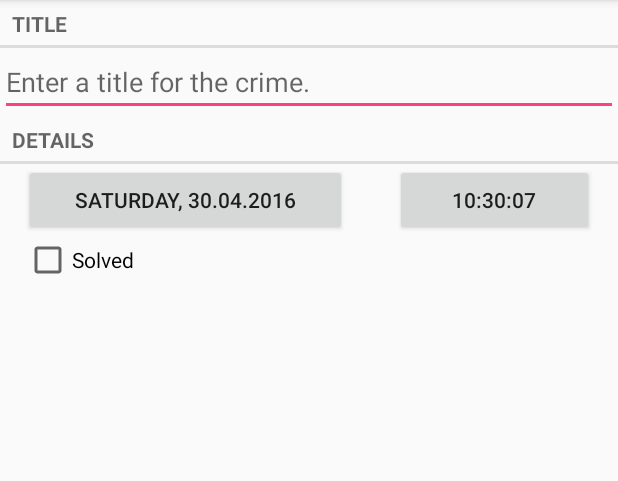
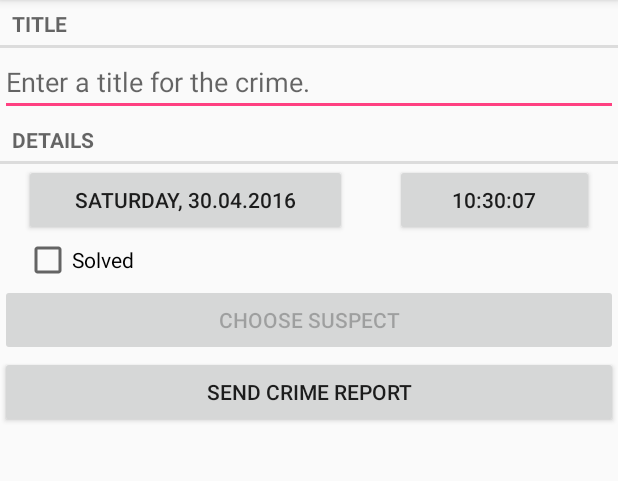
Before and after one commit to akniyev/the_big_nerd_ranch_android, an Android app: the screen it shows after launch (CrimePagerActivity), after a tap on "New Crime", on a phone screen of 412 x 824 dp, the part 84-565 px from its top. Run offline under Robolectric (Android 15) with nearby library versions, the phone set to English and light mode, and no system bars.

Commit message:
chapter 15 completed (without challanges)

```diff
--- a/project03_chapter3/CriminalIntent/app/src/main/java/com/bignerdranch/android/criminalintent/Crime.java
+++ b/project03_chapter3/CriminalIntent/app/src/main/java/com/bignerdranch/android/criminalintent/Crime.java
@@ -11,6 +11,7 @@
     private String mTitle;
     private Date mDate;
     private boolean mSolved;
+    private String mSuspect;
 
     public UUID getId() {
         return mId;
@@ -22,6 +23,14 @@
 
     public void setTitle(String title) {
         mTitle = title;
+    }
+
+    public String getSuspect() {
+        return mSuspect;
+    }
+
+    public void setSuspect(String mSuspect) {
+        this.mSuspect = mSuspect;
     }
 
     public Crime() {
--- a/project03_chapter3/CriminalIntent/app/src/main/java/com/bignerdranch/android/criminalintent/CrimeFragment.java
+++ b/project03_chapter3/CriminalIntent/app/src/main/java/com/bignerdranch/android/criminalintent/CrimeFragment.java
@@ -2,7 +2,11 @@
 
 import android.app.Activity;
 import android.content.Intent;
+import android.content.pm.PackageManager;
+import android.database.Cursor;
+import android.net.Uri;
 import android.os.Bundle;
+import android.provider.ContactsContract;
 import android.support.annotation.Nullable;
 import android.support.v4.app.Fragment;
 import android.support.v4.app.FragmentManager;
@@ -35,12 +39,15 @@
 
     private static final int REQUEST_DATE = 0;
     private static final int REQUEST_TIME = 1;
+    private static final int REQUEST_CONTACT = 2;
 
     private Crime mCrime;
     private EditText mTitleField;
     private Button mDateButton;
     private Button mTimeButton;
     private CheckBox mSolvedCheckbox;
+    private Button mReportButton;
+    private Button mSuspectButton;
 
     public static CrimeFragment newInstance(UUID crimeId) {
         Bundle args = new Bundle();
@@ -63,6 +70,28 @@
         SimpleDateFormat tf = new SimpleDateFormat("HH:mm:ss");
         mDateButton.setText(df.format(mCrime.getDate()));
         mTimeButton.setText(tf.format(mCrime.getDate()));
+    }
+
+    private String getCrimeReport() {
+        String solvedString = null;
+        if (mCrime.isSolved()) {
+            solvedString = getString(R.string.crime_report_solved);
+        } else {
+            solvedString = getString(R.string.crime_report_unsolved);
+        }
+        String dateFormat = "EEE, MMM dd";
+        String dateString = android.text.format.DateFormat.format(dateFormat, mCrime.getDate()).toString();
+
+        String suspect = mCrime.getSuspect();
+        if (suspect == null) {
+            suspect = getString(R.string.crime_report_no_suspect);
+        } else {
+            suspect = getString(R.string.crime_report_suspect, suspect);
+        }
+
+        String report = getString(R.string.crime_report, mCrime.getTitle(), dateString, solvedString, suspect);
+
+        return report;
     }
 
     @Nullable
@@ -90,6 +119,19 @@
                 TimePickerFragment dialog = TimePickerFragment.newInstance(mCrime.getDate());
                 dialog.setTargetFragment(CrimeFragment.this, REQUEST_TIME);
                 dialog.show(manager, DIALOG_TIME);
+            }
+        });
+
+        mReportButton = (Button)v.findViewById(R.id.crime_report);
+        mReportButton.setOnClickListener(new View.OnClickListener() {
+            @Override
+            public void onClick(View v) {
+                Intent i = new Intent(Intent.ACTION_SEND);
+                i.setType("text/plain");
+                i.putExtra(Intent.EXTRA_TEXT, getCrimeReport());
+                i.putExtra(Intent.EXTRA_SUBJECT, getString(R.string.crime_report_suspect));
+                i = Intent.createChooser(i, getString(R.string.send_report));
+                startActivity(i);
             }
         });
 
@@ -122,6 +164,25 @@
 
             }
         });
+
+        final Intent pickContact = new Intent(Intent.ACTION_PICK,
+                ContactsContract.Contacts.CONTENT_URI);
+        mSuspectButton = (Button) v.findViewById(R.id.crime_suspect);
+        mSuspectButton.setOnClickListener(new View.OnClickListener() {
+            @Override
+            public void onClick(View v) {
+                startActivityForResult(pickContact, REQUEST_CONTACT);
+            }
+        });
+
+        if (mCrime.getSuspect() != null) {
+            mSuspectButton.setText(mCrime.getSuspect());
+        }
+
+        PackageManager packageManager = getActivity().getPackageManager();
+        if (packageManager.resolveActivity(pickContact, PackageManager.MATCH_DEFAULT_ONLY) == null) {
+            mSuspectButton.setEnabled(false);
+        }
 
         return v;
     }
@@ -159,6 +220,28 @@
             mCrime.setDate(result);
         }
 
+        if (requestCode == REQUEST_CONTACT && data != null) {
+            Uri contactUri = data.getData();
+            String[] queryFields = new String[] {
+                    ContactsContract.Contacts.DISPLAY_NAME
+            };
+            Cursor c = getActivity().getContentResolver()
+                    .query(contactUri, queryFields, null, null, null);
+
+            try {
+                if (c.getCount() == 0) {
+                    return;
+                }
+
+                c.moveToFirst();
+                String suspect = c.getString(0);
+                mCrime.setSuspect(suspect);
+                mSuspectButton.setText(suspect);
+            } finally {
+                c.close();
+            }
+        }
+
         updateDateTime();
     }
 }
--- a/project03_chapter3/CriminalIntent/app/src/main/java/com/bignerdranch/android/criminalintent/CrimeLab.java
+++ b/project03_chapter3/CriminalIntent/app/src/main/java/com/bignerdranch/android/criminalintent/CrimeLab.java
@@ -45,6 +45,7 @@
         values.put(CrimeTable.Cols.TITLE, crime.getTitle());
         values.put(CrimeTable.Cols.DATE, crime.getDate().getTime());
         values.put(CrimeTable.Cols.SOLVED, crime.isSolved() ? 1 : 0);
+        values.put(CrimeTable.Cols.SUSPECT, crime.getSuspect());
 
         return values;
     }
--- a/project03_chapter3/CriminalIntent/app/src/main/java/com/bignerdranch/android/criminalintent/database/CrimeBaseHelper.java
+++ b/project03_chapter3/CriminalIntent/app/src/main/java/com/bignerdranch/android/criminalintent/database/CrimeBaseHelper.java
@@ -24,7 +24,8 @@
                 CrimeTable.Cols.UUID + ", " +
                 CrimeTable.Cols.TITLE + ", " +
                 CrimeTable.Cols.DATE + ", " +
-                CrimeTable.Cols.SOLVED +
+                CrimeTable.Cols.SOLVED + ", " +
+                CrimeTable.Cols.SUSPECT +
                 ")"
         );
 
--- a/project03_chapter3/CriminalIntent/app/src/main/java/com/bignerdranch/android/criminalintent/database/CrimeCursorWrapper.java
+++ b/project03_chapter3/CriminalIntent/app/src/main/java/com/bignerdranch/android/criminalintent/database/CrimeCursorWrapper.java
@@ -22,11 +22,13 @@
         String title = getString(getColumnIndex(CrimeTable.Cols.TITLE));
         long date = getLong(getColumnIndex(CrimeTable.Cols.DATE));
         int isSolved = getInt(getColumnIndex(CrimeTable.Cols.SOLVED));
+        String suspect = getString(getColumnIndex(CrimeTable.Cols.SUSPECT));
 
         Crime crime = new Crime(UUID.fromString(uuidString));
         crime.setTitle(title);
         crime.setDate(new Date(date));
         crime.setSolved(isSolved != 0);
+        crime.setSuspect(suspect);
 
         return crime;
     }
--- a/project03_chapter3/CriminalIntent/app/src/main/java/com/bignerdranch/android/criminalintent/database/CrimeDbSchema.java
+++ b/project03_chapter3/CriminalIntent/app/src/main/java/com/bignerdranch/android/criminalintent/database/CrimeDbSchema.java
@@ -12,6 +12,7 @@
             public static final String TITLE = "title";
             public static final String DATE = "date";
             public static final String SOLVED = "solved";
+            public static final String SUSPECT = "suspect";
         }
     }
 
--- a/project03_chapter3/CriminalIntent/app/src/main/res/layout-land/fragment_crime.xml
+++ b/project03_chapter3/CriminalIntent/app/src/main/res/layout-land/fragment_crime.xml
@@ -42,4 +42,25 @@
             android:layout_weight="1"/>
     </LinearLayout>
 
+    <LinearLayout
+        android:layout_width="match_parent"
+        android:layout_height="wrap_content"
+        android:orientation="horizontal">
+        <Button
+            android:id="@+id/crime_suspect"
+            android:text="@string/crime_suspect_text"
+            android:layout_height="wrap_content"
+            android:layout_width="match_parent"
+            android:layout_weight="1"
+            />
+
+        <Button
+            android:id="@+id/crime_report"
+            android:text="@string/crime_report_text"
+            android:layout_height="wrap_content"
+            android:layout_width="match_parent"
+            android:layout_weight="1"
+            />
+    </LinearLayout>
+
 </LinearLayout>
--- a/project03_chapter3/CriminalIntent/app/src/main/res/layout/fragment_crime.xml
+++ b/project03_chapter3/CriminalIntent/app/src/main/res/layout/fragment_crime.xml
@@ -45,4 +45,18 @@
         android:layout_marginLeft="16dp"
         android:layout_marginRight="16dp"
         android:text="@string/crime_solved_label"/>
+
+    <Button
+        android:id="@+id/crime_suspect"
+        android:text="@string/crime_suspect_text"
+        android:layout_height="wrap_content"
+        android:layout_width="match_parent"
+        />
+
+    <Button
+        android:id="@+id/crime_report"
+        android:text="@string/crime_report_text"
+        android:layout_height="wrap_content"
+        android:layout_width="match_parent"
+        />
 </LinearLayout>
--- a/project03_chapter3/CriminalIntent/app/src/main/res/values/strings.xml
+++ b/project03_chapter3/CriminalIntent/app/src/main/res/values/strings.xml
@@ -12,4 +12,17 @@
     <string name="date_picker_title">Date of crime:</string>
     <string name="menu_item_add_crime">Add crime</string>
     <string name="menu_item_show">Show</string>
+    <string name="crime_suspect_text">Choose Suspect</string>
+    <string name="crime_report_text">Send Crime Report</string>
+
+    <string name="crime_report">%1$s!
+    The crime was discovered on %2$s. %3$s, and %4$s
+  </string>
+    <string name="crime_report_solved">The case is solved</string>
+    <string name="crime_report_unsolved">The case is not solved</string>
+    <string name="crime_report_no_suspect">there is no suspect.</string>
+    <string name="crime_report_suspect">the suspect is %s.</string>
+    <string name="crime_report_subject">CriminalIntent Crime Report</string>
+    <string name="send_report">Send crime report via</string>
+
 </resources>
```
